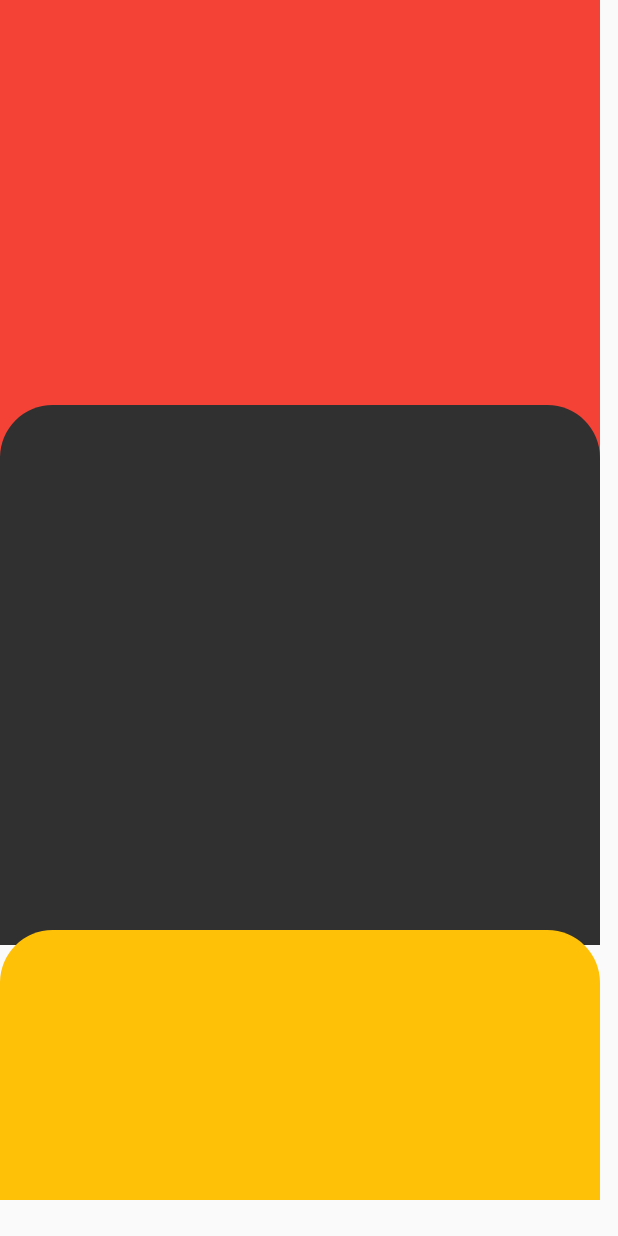
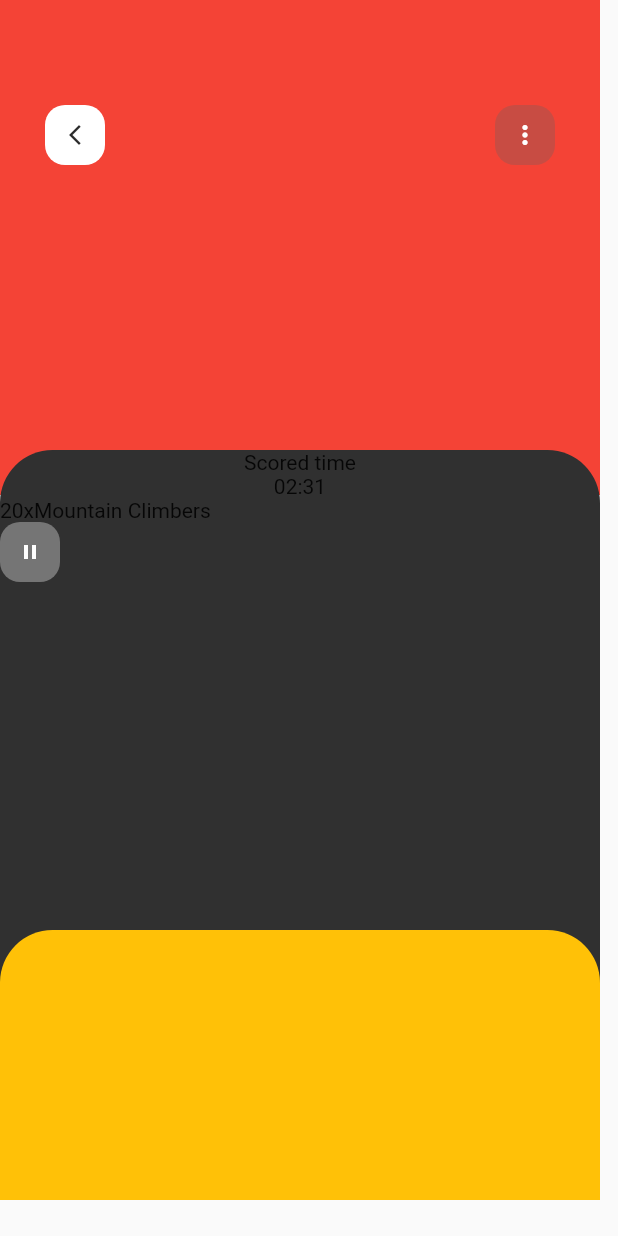
Before and after one commit to hmadation-qadumi/Fitness_App, a Flutter app: the Workout screen opened directly, on a phone screen of 412 x 824 dp. Run offline on Flutter 3.47's test engine with Material 2 defaults, Android fonts, the phone set to English and light mode, and no system bars.

Commit message:
Workout Page

```diff
--- a/lib/main.dart
+++ b/lib/main.dart
@@ -18,7 +18,7 @@ class MyApp extends StatelessWidget {
       theme: ThemeData(
         primarySwatch: Colors.blue,
       ),
-      home: WidgetTree(),
+      home: Workout(),
     );
   }
 }
--- a/lib/pages/workout/workout.dart
+++ b/lib/pages/workout/workout.dart
@@ -1,6 +1,8 @@
 import 'package:flutter/material.dart';
 import 'package:flutter/src/widgets/container.dart';
 import 'package:flutter/src/widgets/framework.dart';
+
+import '../../widgets/app_icon.dart';
 
 class Workout extends StatefulWidget {
   const Workout({super.key});
@@ -18,12 +20,43 @@ class _WorkoutState extends State<Workout> {
         width: 400,
         child: Stack(
           children: [
+            //Exercise Video
             Container(
-              height: 310,
+              height: 330,
               color: Colors.red,
             ),
             Positioned(
-              top: 270,
+              right: 0,
+              left: 0,
+              top: 50,
+              child: Container(
+                margin: EdgeInsets.only(left: 30, right: 30),
+                height: 80,
+                child: Row(
+                  mainAxisAlignment: MainAxisAlignment.spaceBetween,
+                  children: [
+                    GestureDetector(
+                      onTap: () {
+                        Navigator.pop(context);
+                      },
+                      child: const AppIcon(
+                        icon: Icons.arrow_back_ios_new,
+                        backgroundColor: Colors.white,
+                      ),
+                    ),
+                    const AppIcon(
+                      icon: Icons.more_vert_rounded,
+                      backgroundColor: Color.fromARGB(76, 97, 97, 97),
+                      iconSize: 20,
+                      iconColor: Colors.white,
+                    ),
+                  ],
+                ),
+              ),
+            ),
+            //Exercise details
+            Positioned(
+              top: 300,
               right: 0,
               left: 0,
               child: Container(
@@ -33,6 +66,25 @@ class _WorkoutState extends State<Workout> {
                       top: Radius.circular(35),
                     ),
                     color: Colors.grey[850]),
+                child: Column(
+                  // crossAxisAlignment: CrossAxisAlignment.center,
+                  children: [
+                    Text('Scored time'),
+                    Text('02:31'),
+                    Row(
+                      children: [Text('20x'), Text('Mountain Climbers')],
+                    ),
+                    Row(
+                      children: [
+                        AppIcon(
+                          icon: Icons.pause,
+                          iconColor: Colors.white,
+                          backgroundColor: Colors.grey.shade600,
+                        )
+                      ],
+                    )
+                  ],
+                ),
               ),
             ),
             Positioned(
```
Also changed, not shown: lib/pages/home/home_page.dart (+15 -5 lines), pubspec.lock.
